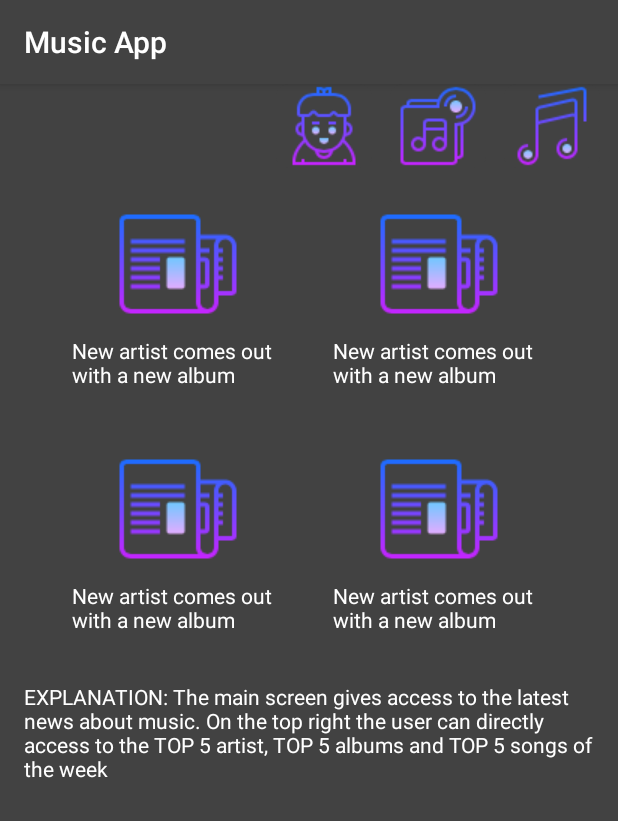
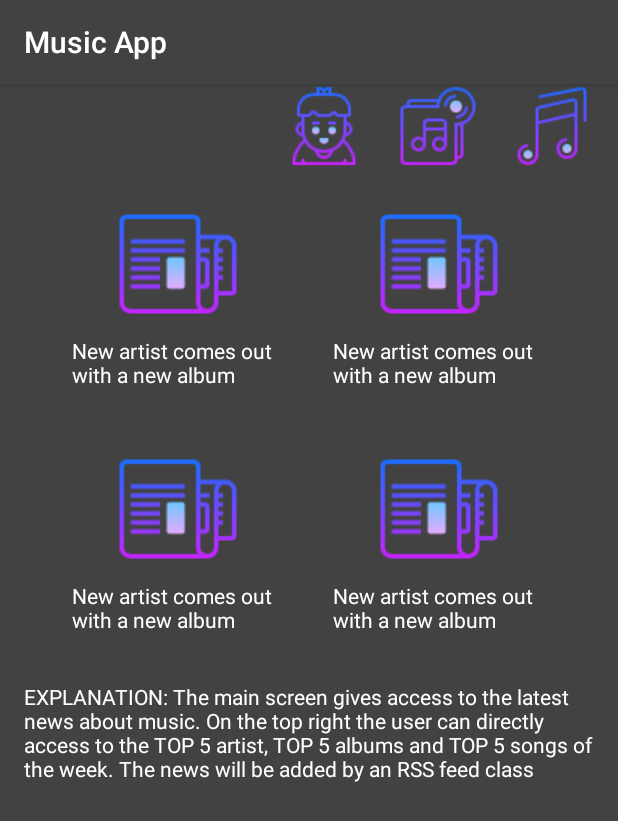
Before and after one commit to iriacarreira/MusicStrcutureIC02, an Android app: the screen it shows after launch (MainActivity), on a phone screen of 412 x 824 dp. Shown: the top 821 px of the screen. Run offline under Robolectric (Android 15) with nearby library versions, the phone set to English and light mode, and no system bars.

Commit message:
Text explanation updated

```diff
--- a/app/src/main/res/values/strings.xml
+++ b/app/src/main/res/values/strings.xml
@@ -8,6 +8,6 @@
     <string name="explanation_news">EXPLANATION: Here it explain the news and the body of all the information i.e.: New album came out the 17th of March afters launching the new single at the beggining of the year, this was a really expected and second album of the band</string>
 <string name="title">Eating Hooks</string>
     <string name="artist">Moderat</string>
-    <string name="explanation_main">EXPLANATION: The main screen gives access to the latest news about music. On the top right the user can directly access to the TOP 5 artist, TOP 5 albums and TOP 5 songs of the week  </string>
-    <string name="explanation_player">EXPLANATION: This screen is the main music player activity displaying album cover and a media player</string>
+    <string name="explanation_main">EXPLANATION: The main screen gives access to the latest news about music. On the top right the user can directly access to the TOP 5 artist, TOP 5 albums and TOP 5 songs of the week. The news will be added by an RSS feed class </string>
+    <string name="explanation_player">EXPLANATION: This screen is the main music player activity displaying album cover and a media player. The MediaPlayer class will be used to play music</string>
 </resources>
```
